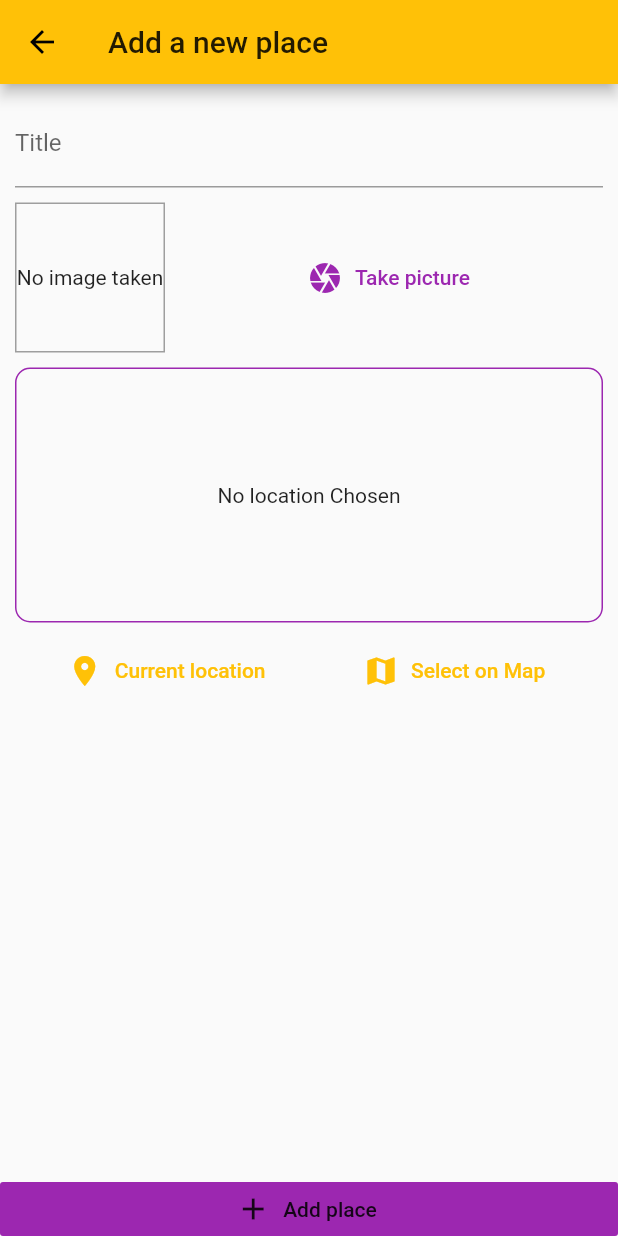
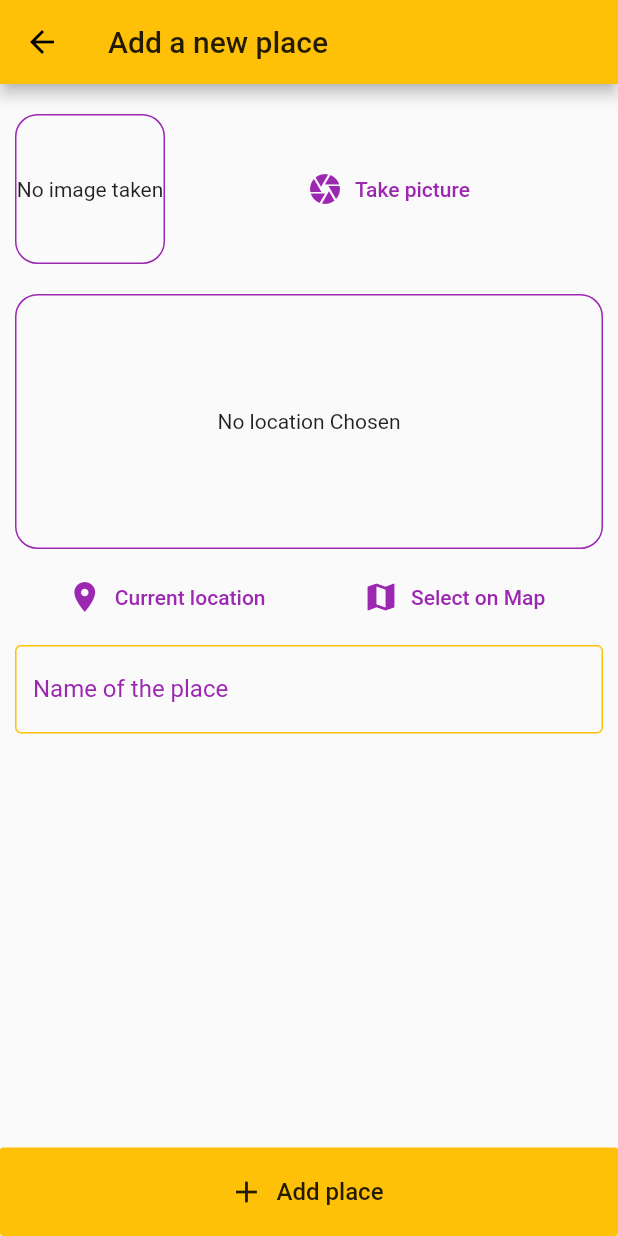
Before and after one commit to jjsebastianfuertes/GREAT_PLACES, a Flutter app: the screen it shows after launch, after a tap on the "add" icon, on a phone screen of 412 x 824 dp. Run offline on Flutter 3.47's test engine with Material 2 defaults, Android fonts, the phone set to English and light mode, and no system bars; our stand-ins replace google_maps_flutter, image_picker, location, sqflite; accounts and stored records are empty.

Commit message:
Update: UI styles;

```diff
--- a/lib/main.dart
+++ b/lib/main.dart
@@ -1,6 +1,7 @@
 import 'package:flutter/material.dart';
 import 'package:great_places_app/providers/great_places.dart';
 import 'package:great_places_app/screens/add_place_screen.dart';
+import 'package:great_places_app/screens/place_detail_screen.dart';
 import 'package:great_places_app/screens/places_list_screen.dart';
 import 'package:provider/provider.dart';
 
@@ -17,10 +18,25 @@ class MyApp extends StatelessWidget {
         theme: ThemeData(
           primarySwatch: Colors.amber,
           accentColor: Colors.purple,
+          inputDecorationTheme: InputDecorationTheme(
+            focusColor: Colors.purple,
+            fillColor: Theme.of(context).accentColor,
+            labelStyle: TextStyle(
+              color: Colors.purple,
+            ),
+            border: OutlineInputBorder(),
+            enabledBorder: OutlineInputBorder(
+              borderSide: const BorderSide(color: Colors.amber),
+            ),
+            focusedBorder: OutlineInputBorder(
+              borderSide: const BorderSide(color: Colors.purple),
+            ),
+          ),
         ),
         home: PlacesListScreen(),
         routes: {
           AddPlaceScreen.routeName: (ctx) => AddPlaceScreen(),
+          PlaceDetailScreen.routeName: (ctx) => PlaceDetailScreen(),
         },
       ),
     );
--- a/lib/providers/great_places.dart
+++ b/lib/providers/great_places.dart
@@ -9,6 +9,10 @@ class GreatPlaces with ChangeNotifier {
   List<Place> _items = [];
   List<Place> get items {
     return [..._items];
+  }
+
+  Place findById(String id) {
+    return _items.firstWhere((place) => place.id == id);
   }
 
   Future<void> addPlace(
--- a/lib/screens/add_place_screen.dart
+++ b/lib/screens/add_place_screen.dart
@@ -46,7 +46,6 @@ class _AddPlaceScreenState extends State<AddPlaceScreen> {
 
   @override
   Widget build(BuildContext context) {
-    print("ERROR TITLE");
     return Scaffold(
       appBar: AppBar(
         title: Text("Add a new place"),
@@ -57,19 +56,21 @@ class _AddPlaceScreenState extends State<AddPlaceScreen> {
           Expanded(
             child: SingleChildScrollView(
               child: Padding(
-                padding: EdgeInsets.all(10),
+                padding: EdgeInsets.symmetric(vertical: 20, horizontal: 10),
                 child: Column(
                   children: <Widget>[
-                    TextField(
-                      decoration: InputDecoration(labelText: "Title"),
-                      controller: _titleController,
-                    ),
+                    ImageInput(_selectImage),
                     SizedBox(height: 10),
-                    ImageInput(_selectImage),
                     SizedBox(
                       height: 10,
                     ),
                     LocationInput(_selectPlace),
+                    TextField(
+                      decoration: InputDecoration(
+                        labelText: "Name of the place",
+                      ),
+                      controller: _titleController,
+                    ),
                   ],
                 ),
               ),
@@ -77,10 +78,16 @@ class _AddPlaceScreenState extends State<AddPlaceScreen> {
           ),
           RaisedButton.icon(
             icon: Icon(Icons.add),
-            label: Text("Add place"),
+            label: Padding(
+              padding: const EdgeInsets.symmetric(vertical: 20.0),
+              child: Text(
+                "Add place",
+                style: TextStyle(fontSize: 16),
+              ),
+            ),
             elevation: 0,
             materialTapTargetSize: MaterialTapTargetSize.shrinkWrap,
-            color: Theme.of(context).accentColor,
+            color: Theme.of(context).primaryColor,
             onPressed: _savePlace,
           )
         ],
--- a/lib/widgets/image_input.dart
+++ b/lib/widgets/image_input.dart
@@ -42,13 +42,18 @@ class _ImageInputState extends State<ImageInput> {
           height: 100,
           alignment: Alignment.center,
           decoration: BoxDecoration(
-            border: Border.all(width: 1, color: Colors.grey),
-          ),
+              border: _storeImage != null
+                  ? Border.all(width: 1, color: Theme.of(context).primaryColor)
+                  : Border.all(width: 1, color: Theme.of(context).accentColor),
+              borderRadius: BorderRadius.circular(15)),
           child: _storeImage != null
-              ? Image.file(
-                  _storeImage,
-                  fit: BoxFit.cover,
-                  width: double.infinity,
+              ? ClipRRect(
+                  borderRadius: BorderRadius.circular(15),
+                  child: Image.file(
+                    _storeImage,
+                    fit: BoxFit.cover,
+                    width: double.infinity,
+                  ),
                 )
               : Text(
                   "No image taken",
--- a/lib/widgets/location_input.dart
+++ b/lib/widgets/location_input.dart
@@ -73,8 +73,10 @@ class _LocationInputState extends State<LocationInput> {
       children: <Widget>[
         Container(
           decoration: BoxDecoration(
-            border: Border.all(width: 1, color: Theme.of(context).accentColor),
-            borderRadius: BorderRadius.circular(10),
+            border: _previewImageUrl != null
+                ? Border.all(width: 1, color: Theme.of(context).primaryColor)
+                : Border.all(width: 1, color: Theme.of(context).accentColor),
+            borderRadius: BorderRadius.circular(15),
           ),
           height: 170,
           width: double.infinity,
@@ -84,10 +86,13 @@ class _LocationInputState extends State<LocationInput> {
                   "No location Chosen",
                   textAlign: TextAlign.center,
                 )
-              : Image.network(
-                  _previewImageUrl,
-                  fit: BoxFit.cover,
-                  width: double.infinity,
+              : ClipRRect(
+                  borderRadius: BorderRadius.circular(15),
+                  child: Image.network(
+                    _previewImageUrl,
+                    fit: BoxFit.cover,
+                    width: double.infinity,
+                  ),
                 ),
         ),
         ButtonBar(
@@ -96,13 +101,13 @@ class _LocationInputState extends State<LocationInput> {
             FlatButton.icon(
               onPressed: _getCurrentUserLocation,
               icon: Icon(Icons.location_on),
-              textColor: Theme.of(context).primaryColor,
+              textColor: Theme.of(context).accentColor,
               label: Text("Current location"),
             ),
             FlatButton.icon(
               onPressed: _selectOnMap,
               icon: Icon(Icons.map),
-              textColor: Theme.of(context).primaryColor,
+              textColor: Theme.of(context).accentColor,
               label: Text("Select on Map"),
             ),
           ],
--- a/pubspec.yaml
+++ b/pubspec.yaml
@@ -1,5 +1,5 @@
 name: great_places_app
-description: A new Flutter project.
+description: Flutter project made by jjsebastianfuertes.
 
 # The following defines the version and build number for your application.
 # A version number is three numbers separated by dots, like 1.2.43
```
Also changed, not shown: lib/screens/place_detail_screen.dart (+24 -7 lines), 1 other file.
